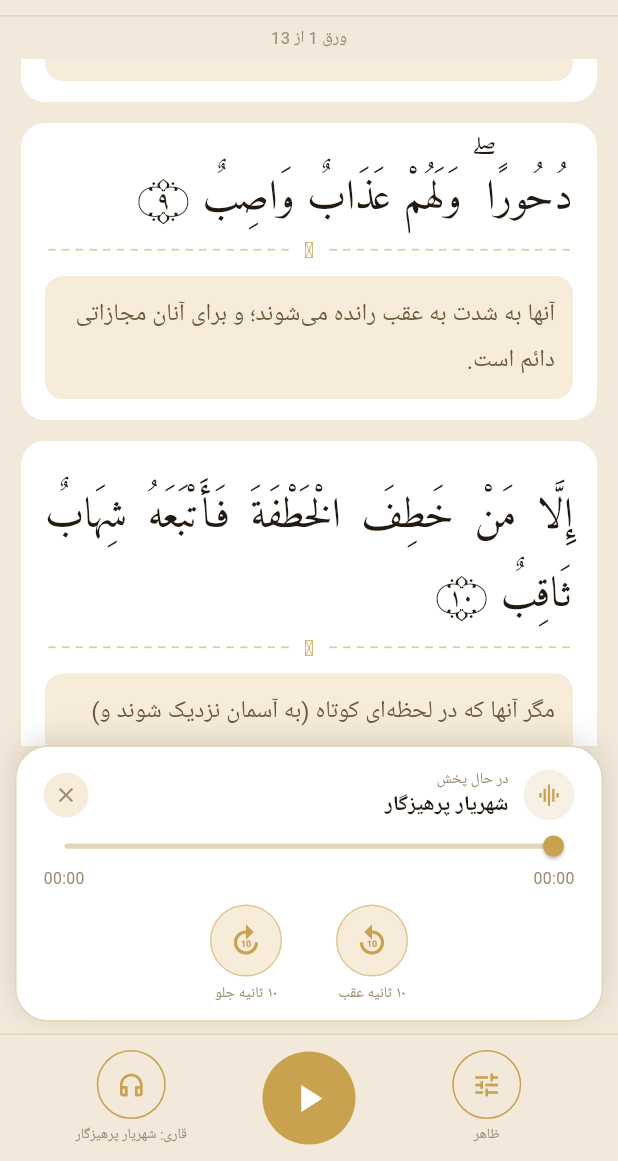
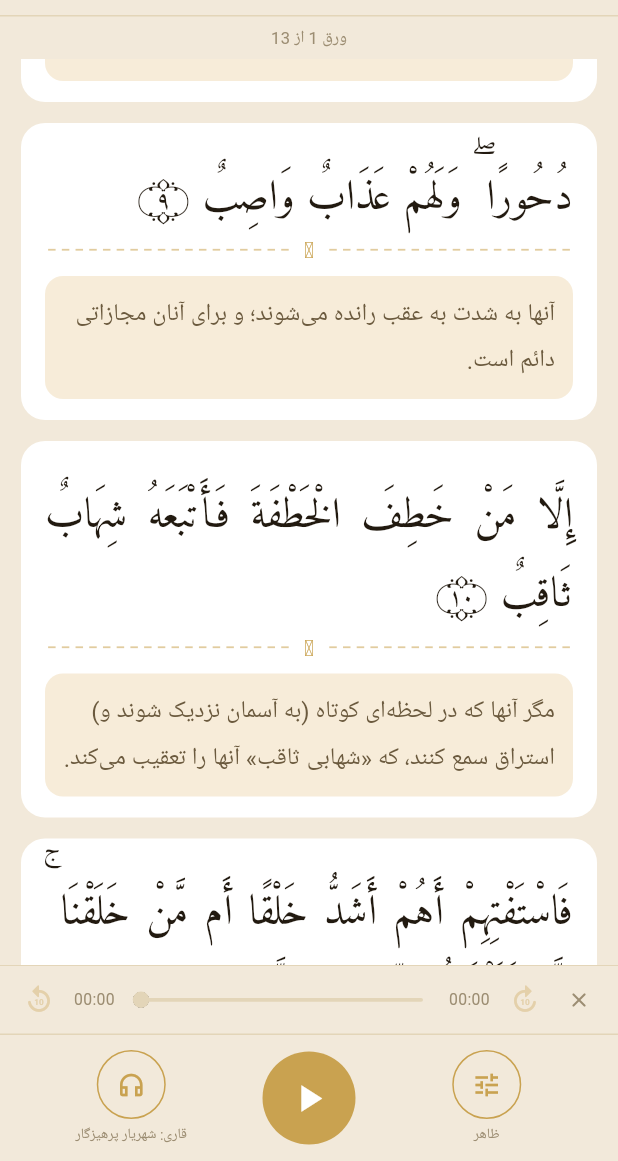
Before and after one commit to amirmohammadq3/Sure_safat, a Flutter app: the screen it shows after launch, item 2 of the bottom bar chosen, scrolled down 1728 dp, on a phone screen of 412 x 824 dp, the part 75-1236 px from its top. Run offline on Flutter 3.47's test engine with Material 3 defaults, Android fonts, the phone set to English and light mode, and no system bars; our stand-ins replace audioplayers, shared_preferences.

Commit message:
Add files via upload

```diff
--- a/lib/widgets/now_playing_bar.dart
+++ b/lib/widgets/now_playing_bar.dart
@@ -2,131 +2,153 @@ import 'package:flutter/material.dart';
 import '../common/palette.dart';
 import '../services/audio_service.dart';
 
-class NowPlayingBar extends StatelessWidget {
+/// نوار باریک پخش، چسبیده به نوار پایین. با شروع پخش با انیمیشن از پایین بالا می‌آید
+/// و با بستن یا توقف کامل، دوباره با انیمیشن جمع می‌شود.
+class NowPlayingBar extends StatefulWidget {
   final AppPalette p;
   final AudioController audio;
   const NowPlayingBar({super.key, required this.p, required this.audio});
 
+  @override
+  State<NowPlayingBar> createState() => _NowPlayingBarState();
+}
+
+class _NowPlayingBarState extends State<NowPlayingBar> with SingleTickerProviderStateMixin {
+  late final AnimationController _ctrl = AnimationController(
+    vsync: this,
+    duration: const Duration(milliseconds: 280),
+  );
+  late final Animation<double> _curve = CurvedAnimation(
+    parent: _ctrl,
+    curve: Curves.easeOutCubic,
+    reverseCurve: Curves.easeInCubic,
+  );
+  double? _dragMs; // موقعیت نوار هنگام کشیدن (میلی‌ثانیه)
+
+  bool get _wantVisible => widget.audio.activeReciter != null;
+
+  @override
+  void initState() {
+    super.initState();
+    widget.audio.addListener(_syncVisibility);
+    if (_wantVisible) _ctrl.value = 1;
+  }
+
+  void _syncVisibility() {
+    if (!mounted) return;
+    if (_wantVisible) {
+      if (_ctrl.status != AnimationStatus.completed && _ctrl.status != AnimationStatus.forward) {
+        _ctrl.forward();
+      }
+    } else {
+      if (_ctrl.status != AnimationStatus.dismissed && _ctrl.status != AnimationStatus.reverse) {
+        _ctrl.reverse();
+      }
+    }
+  }
+
+  @override
+  void dispose() {
+    widget.audio.removeListener(_syncVisibility);
+    _ctrl.dispose();
+    super.dispose();
+  }
+
   String _fmt(Duration d) {
+    final h = d.inHours;
     final m = d.inMinutes.remainder(60).toString().padLeft(2, '0');
     final s = d.inSeconds.remainder(60).toString().padLeft(2, '0');
-    return '$m:$s';
+    return h > 0 ? '$h:$m:$s' : '$m:$s';
   }
 
-  Widget _seekButton(IconData icon, String label, VoidCallback onTap) {
-    return GestureDetector(
+  Widget _iconButton(IconData icon, double size, Color color, VoidCallback? onTap) {
+    return InkResponse(
       onTap: onTap,
-      child: Column(
-        mainAxisSize: MainAxisSize.min,
-        children: [
-          Container(
-            width: 48,
-            height: 48,
-            decoration: BoxDecoration(
-              shape: BoxShape.circle,
-              color: p.translationCardBg,
-              border: Border.all(color: p.gold.withOpacity(0.5)),
-            ),
-            alignment: Alignment.center,
-            child: Icon(icon, color: p.gold, size: 24),
-          ),
-          const SizedBox(height: 4),
-          Text(label, style: TextStyle(color: p.textFaint, fontSize: 10)),
-        ],
+      radius: 22,
+      child: SizedBox(
+        width: 36,
+        height: 36,
+        child: Icon(icon, size: size, color: onTap == null ? color.withOpacity(0.35) : color),
       ),
     );
   }
 
   @override
   Widget build(BuildContext context) {
-    final idx = audio.activeReciter;
-    if (idx == null) return const SizedBox.shrink();
-    final info = kReciters[idx];
-    final total = audio.duration.inMilliseconds > 0 ? audio.duration : const Duration(seconds: 1);
-    final pos = audio.position.inMilliseconds.clamp(0, total.inMilliseconds).toDouble();
+    final p = widget.p;
+    final audio = widget.audio;
+    return AnimatedBuilder(
+      animation: Listenable.merge([_ctrl, audio]),
+      builder: (context, _) {
+        if (_ctrl.isDismissed) return const SizedBox.shrink();
 
-    return Container(
-      margin: const EdgeInsets.fromLTRB(10, 0, 10, 8),
-      padding: const EdgeInsets.fromLTRB(18, 14, 18, 10),
-      decoration: BoxDecoration(
-        color: p.arabicCardBg,
-        borderRadius: BorderRadius.circular(22),
-        boxShadow: [BoxShadow(color: Colors.black.withOpacity(0.12), blurRadius: 16, offset: const Offset(0, -4))],
-        border: Border.all(color: p.divider),
-      ),
-      child: Column(
-        mainAxisSize: MainAxisSize.min,
-        children: [
-          Row(
-            children: [
-              Container(
-                width: 34,
-                height: 34,
-                decoration: BoxDecoration(shape: BoxShape.circle, color: p.gold.withOpacity(0.15)),
-                alignment: Alignment.center,
-                child: Icon(Icons.graphic_eq, color: p.gold, size: 17),
-              ),
-              const SizedBox(width: 10),
-              Expanded(
-                child: Column(
-                  crossAxisAlignment: CrossAxisAlignment.start,
-                  children: [
-                    Text('در حال پخش', style: TextStyle(color: p.textFaint, fontSize: 10)),
-                    Text(info.name, style: TextStyle(color: p.textPrimary, fontWeight: FontWeight.bold, fontSize: 14)),
-                  ],
+        final hasDuration = audio.duration > Duration.zero;
+        final maxMs = hasDuration ? audio.duration.inMilliseconds.toDouble() : 1.0;
+        final shownMs = (_dragMs ?? audio.position.inMilliseconds.toDouble()).clamp(0.0, maxMs).toDouble();
+        final timeStyle = TextStyle(
+          color: p.textFaint,
+          fontSize: 10.5,
+          fontFeatures: const [FontFeature.tabularFigures()],
+        );
+
+        final bar = Container(
+          height: 46,
+          padding: const EdgeInsets.symmetric(horizontal: 8),
+          decoration: BoxDecoration(
+            color: p.headerBg,
+            border: Border(top: BorderSide(color: p.divider)),
+          ),
+          // زمان و نوار پیشرفت همیشه چپ‌به‌راست (مثل پخش‌کننده‌های معمول)
+          child: Directionality(
+            textDirection: TextDirection.ltr,
+            child: Row(
+              children: [
+                _iconButton(Icons.replay_10_rounded, 22, p.gold, hasDuration ? () => audio.seekBy(const Duration(seconds: -10)) : null),
+                SizedBox(width: 38, child: Text(_fmt(Duration(milliseconds: shownMs.round())), textAlign: TextAlign.center, style: timeStyle)),
+                Expanded(
+                  child: SliderTheme(
+                    data: SliderTheme.of(context).copyWith(
+                      trackHeight: 2.5,
+                      thumbShape: const RoundSliderThumbShape(enabledThumbRadius: 5.5, elevation: 0, pressedElevation: 0),
+                      overlayShape: const RoundSliderOverlayShape(overlayRadius: 12),
+                      activeTrackColor: p.gold,
+                      inactiveTrackColor: p.divider,
+                      thumbColor: p.gold,
+                      disabledThumbColor: p.divider,
+                      disabledActiveTrackColor: p.divider,
+                      disabledInactiveTrackColor: p.divider,
+                    ),
+                    child: Slider(
+                      value: shownMs,
+                      min: 0,
+                      max: maxMs,
+                      onChanged: hasDuration ? (v) => setState(() => _dragMs = v) : null,
+                      onChangeEnd: hasDuration
+                          ? (v) async {
+                              await audio.seek(Duration(milliseconds: v.round()));
+                              if (mounted) setState(() => _dragMs = null);
+                            }
+                          : null,
+                    ),
+                  ),
                 ),
-              ),
-              GestureDetector(
-                onTap: audio.stop,
-                child: Container(
-                  width: 30,
-                  height: 30,
-                  decoration: BoxDecoration(shape: BoxShape.circle, color: p.translationCardBg),
-                  alignment: Alignment.center,
-                  child: Icon(Icons.close, color: p.textFaint, size: 16),
-                ),
-              ),
-            ],
-          ),
-          const SizedBox(height: 2),
-          SliderTheme(
-            data: SliderTheme.of(context).copyWith(
-              trackHeight: 3.5,
-              thumbShape: const RoundSliderThumbShape(enabledThumbRadius: 7),
-              overlayShape: const RoundSliderOverlayShape(overlayRadius: 14),
-            ),
-            child: Slider(
-              value: pos,
-              min: 0,
-              max: total.inMilliseconds.toDouble(),
-              activeColor: p.gold,
-              inactiveColor: p.divider,
-              onChanged: (v) => audio.seek(Duration(milliseconds: v.round())),
+                SizedBox(width: 38, child: Text(_fmt(audio.duration), textAlign: TextAlign.center, style: timeStyle)),
+                _iconButton(Icons.forward_10_rounded, 22, p.gold, hasDuration ? () => audio.seekBy(const Duration(seconds: 10)) : null),
+                _iconButton(Icons.close_rounded, 16, p.textFaint, audio.stop),
+              ],
             ),
           ),
-          Padding(
-            padding: const EdgeInsets.only(bottom: 10),
-            child: Directionality(
-              textDirection: TextDirection.ltr,
-              child: Row(
-                mainAxisAlignment: MainAxisAlignment.spaceBetween,
-                children: [
-                  Text(_fmt(audio.position), style: TextStyle(color: p.textFaint, fontSize: 10.5)),
-                  Text(_fmt(audio.duration), style: TextStyle(color: p.textFaint, fontSize: 10.5)),
-                ],
-              ),
-            ),
+        );
+
+        // باز شدن از پایین به بالا + محو شدن
+        return ClipRect(
+          child: Align(
+            alignment: Alignment.bottomCenter,
+            heightFactor: _curve.value,
+            child: Opacity(opacity: _curve.value.clamp(0.0, 1.0), child: bar),
           ),
-          Row(
-            mainAxisAlignment: MainAxisAlignment.center,
-            children: [
-              _seekButton(Icons.replay_10, '۱۰ ثانیه عقب', () => audio.seekBy(const Duration(seconds: -10))),
-              const SizedBox(width: 36),
-              _seekButton(Icons.forward_10, '۱۰ ثانیه جلو', () => audio.seekBy(const Duration(seconds: 10))),
-            ],
-          ),
-        ],
-      ),
+        );
+      },
     );
   }
 }
--- a/lib/widgets/reciters_sheet.dart
+++ b/lib/widgets/reciters_sheet.dart
@@ -91,8 +91,8 @@ class RecitersSheet extends StatelessWidget {
               child: Stack(
                 alignment: Alignment.center,
                 children: [
-                  CircularProgressIndicator(value: progress, strokeWidth: 3, color: p.gold, backgroundColor: p.divider),
-                  Text('${(progress * 100).round()}', style: TextStyle(color: p.textSecondary, fontSize: 8)),
+                  CircularProgressIndicator(value: progress < 0 ? null : progress, strokeWidth: 3, color: p.gold, backgroundColor: p.divider),
+                  if (progress >= 0) Text('${(progress * 100).round()}', style: TextStyle(color: p.textSecondary, fontSize: 8)),
                 ],
               ),
             )
```
